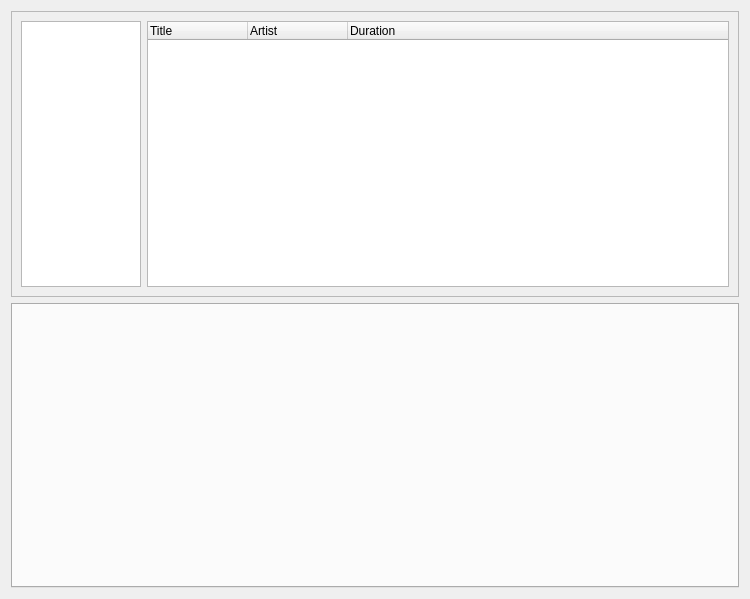
First picture: the form in src/dialogs/uis/playlistdialog.ui, repository jan-lugfl/RadioMixer, before the edit.
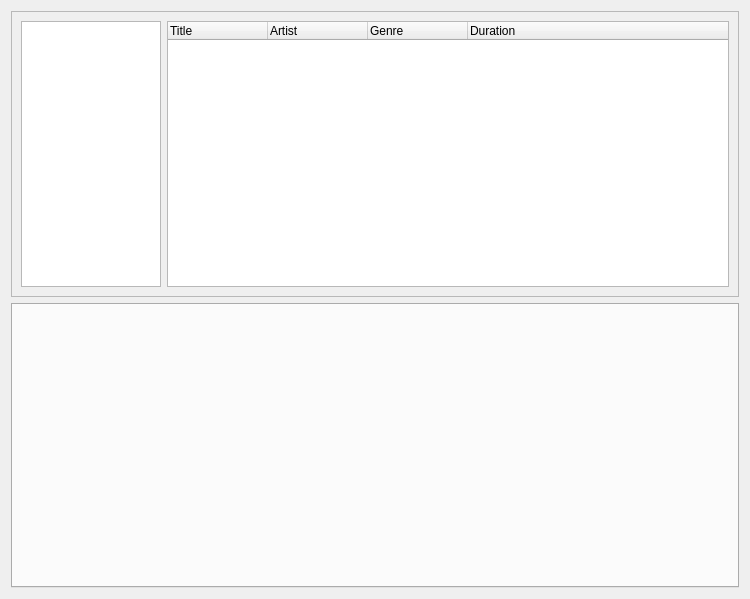
Second picture: the form after the edit.

```diff
--- a/src/dialogs/uis/playlistdialog.ui
+++ b/src/dialogs/uis/playlistdialog.ui
@@ -26,17 +26,11 @@
       <item row="0" column="0">
        <widget class="QListWidget" name="playlistList">
         <property name="sizePolicy">
-         <sizepolicy hsizetype="Fixed" vsizetype="Expanding">
-          <horstretch>0</horstretch>
+         <sizepolicy hsizetype="Expanding" vsizetype="Expanding">
+          <horstretch>1</horstretch>
           <verstretch>0</verstretch>
          </sizepolicy>
         </property>
-        <property name="maximumSize">
-         <size>
-          <width>120</width>
-          <height>16777215</height>
-         </size>
-        </property>
         <property name="iconSize">
          <size>
           <width>48</width>
@@ -59,6 +53,12 @@
       </item>
       <item row="0" column="1">
        <widget class="QTreeWidget" name="playListView">
+        <property name="sizePolicy">
+         <sizepolicy hsizetype="Expanding" vsizetype="Expanding">
+          <horstretch>4</horstretch>
+          <verstretch>0</verstretch>
+         </sizepolicy>
+        </property>
         <property name="rootIsDecorated">
          <bool>false</bool>
         </property>
@@ -81,6 +81,11 @@
           <string>Artist</string>
          </property>
         </column>
+        <column>
+         <property name="text">
+          <string>Genre</string>
+         </property>
+        </column>
         <column>
          <property name="text">
           <string>Duration</string>
```
